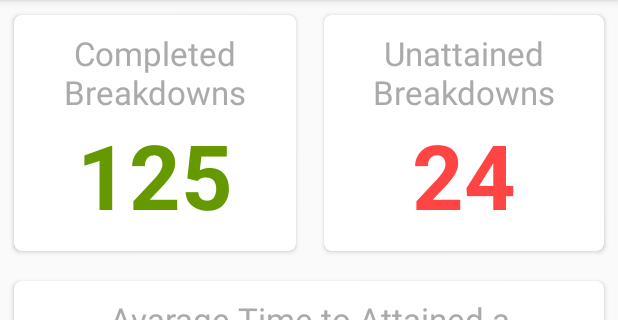
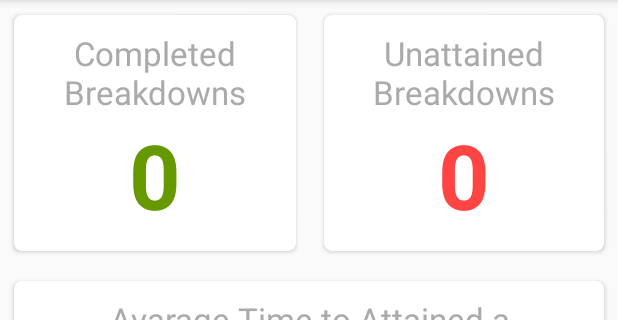
Before and after one commit to chiranthaj/BreakdownAssist, an Android app: the screen it shows after launch (MainActivity), on a phone screen of 412 x 824 dp, the part 84-404 px from its top. Run offline under Robolectric (Android 15) with nearby library versions, the phone set to English and light mode, and no system bars; libraries missing offline, so code that uses them is left out: com.facebook.stetho, org.eazegraph.lib; plain views replace FloatingSearchView, ValueLineChart; 18 statements that could not run were skipped.

Commit message:
dashboard count update

```diff
--- a/app/src/main/java/lk/steps/breakdownassist/Fragments/GmapFragment.java
+++ b/app/src/main/java/lk/steps/breakdownassist/Fragments/GmapFragment.java
@@ -349,7 +349,7 @@ public class GmapFragment extends Fragment implements OnMapReadyCallback, Google
     public void AddCustomerLocationToMap(String Account_Num) {
         Breakdown newBreakdown = dbHandler.ReadCustomer_by_ACCT_NUM(Account_Num);
         if (newBreakdown!=null){
-            Marker CreatedMarker=AddBreakDownToMap(newBreakdown,
+            Marker CreatedMarker = AddBreakDownToMap(newBreakdown,
                     BitmapDescriptorFactory.defaultMarker(BitmapDescriptorFactory.HUE_YELLOW));
             if (CreatedMarker!=null){
                 mMap.animateCamera(CameraUpdateFactory.newLatLng(CreatedMarker.getPosition()));
--- a/app/src/main/java/lk/steps/breakdownassist/Fragments/NewDashboardFragment.java
+++ b/app/src/main/java/lk/steps/breakdownassist/Fragments/NewDashboardFragment.java
@@ -4,9 +4,11 @@ package lk.steps.breakdownassist.Fragments;
 import android.app.Fragment;
 import android.os.Bundle;
 import android.support.annotation.Nullable;
+import android.util.Log;
 import android.view.LayoutInflater;
 import android.view.View;
 import android.view.ViewGroup;
+import android.widget.TextView;
 
 import org.eazegraph.lib.charts.BarChart;
 import org.eazegraph.lib.charts.ValueLineChart;
@@ -14,6 +16,8 @@ import org.eazegraph.lib.models.BarModel;
 import org.eazegraph.lib.models.ValueLinePoint;
 import org.eazegraph.lib.models.ValueLineSeries;
 
+import lk.steps.breakdownassist.Breakdown;
+import lk.steps.breakdownassist.MyDBHandler;
 import lk.steps.breakdownassist.R;
 
 public class NewDashboardFragment extends Fragment {
@@ -24,7 +28,28 @@ public class NewDashboardFragment extends Fragment {
     @Override
     public View onCreateView(LayoutInflater inflater, ViewGroup container, Bundle savedInstanceState) {
         mView = inflater.inflate( R.layout.fragment_dashboard_new,container,false);
+        refreshCounts();
+        DrawChart();
+        return mView;
+    }
 
+    @Override
+    public void onResume() {
+        super.onResume();
+        refreshCounts();
+    }
+
+    private void refreshCounts(){
+        MyDBHandler  dbHandler = new MyDBHandler(getActivity().getApplicationContext(), null, null, 1);
+        int counts[] = dbHandler.getBreakdownCounts();
+
+        TextView txtUnattainedCount = (TextView) mView.findViewById(R.id.txtUnattainedCount);
+        TextView txtCompletedCount = (TextView) mView.findViewById(R.id.txtCompletedCount);
+        txtCompletedCount.setText(String.valueOf(counts[0]));
+        txtUnattainedCount.setText(String.valueOf(counts[1]));
+    }
+
+    private void DrawChart(){
         /*BarChart mBarChart = (BarChart) mView.findViewById(R.id.chart);
         mBarChart.addBar(new BarModel(2.3f, 0xFF123456));
         mBarChart.addBar(new BarModel(2.f,  0xFF343456));
@@ -56,8 +81,5 @@ public class NewDashboardFragment extends Fragment {
 
         mCubicValueLineChart.addSeries(series);
         mCubicValueLineChart.startAnimation();
-
-        return mView;
     }
-
 }
--- a/app/src/main/java/lk/steps/breakdownassist/MyDBHandler.java
+++ b/app/src/main/java/lk/steps/breakdownassist/MyDBHandler.java
@@ -114,7 +114,26 @@ public class MyDBHandler extends SQLiteOpenHelper
         iResult=1; //Return Success
         return iResult;
     }
+    public int[] getBreakdownCounts()
+    {
+        SQLiteDatabase db = getWritableDatabase();
+        String query = "SELECT COUNT(*) AS TOTAL," +
+                        "SUM(CASE _Status  WHEN 1 THEN 1 ELSE 0 END) AS COMPLETED," +
+                        "SUM(CASE _Status  WHEN 0 THEN 1 ELSE 0 END) AS UNATTAINED" +
+                        " FROM BreakdownRecords;";
 
+        Cursor c = db.rawQuery(query, null);
+        c.moveToFirst();
+
+        int[] counts = new int[2];
+        if (!c.isAfterLast()){
+            counts[0] = c.getInt(c.getColumnIndex("COMPLETED"));
+            counts[1] = c.getInt(c.getColumnIndex("UNATTAINED"));
+        }
+        c.close();
+        db.close();
+        return counts;
+    }
     public void importGPSdata(String sDBPath)
     {
         SQLiteDatabase db = getWritableDatabase();
--- a/app/src/main/res/layout/fragment_dashboard_new.xml
+++ b/app/src/main/res/layout/fragment_dashboard_new.xml
@@ -16,7 +16,8 @@
                 android:layout_height="match_parent"
                 android:weightSum="1">
 
-                <android.support.v7.widget.CardView xmlns:android="http://schemas.android.com/apk/res/android"
+                <android.support.v7.widget.CardView
+                    xmlns:android="http://schemas.android.com/apk/res/android"
                     xmlns:card_view="http://schemas.android.com/apk/res-auto"
                     android:layout_width="match_parent"
                     android:layout_height="wrap_content"
@@ -47,14 +48,14 @@
                             android:textSize="22sp" />
 
                         <TextView
-                            android:id="@+id/text2"
+                            android:id="@+id/txtCompletedCount"
                             android:layout_width="wrap_content"
                             android:layout_height="wrap_content"
                             android:layout_alignParentEnd="true"
                             android:layout_alignParentStart="true"
                             android:layout_below="@+id/test1"
                             android:gravity="center_horizontal"
-                            android:text="125"
+                            android:text="119"
                             android:textColor="@android:color/holo_green_dark"
                             android:textSize="60sp"
                             android:textStyle="normal|bold" />
@@ -93,7 +94,7 @@
                             android:textSize="22sp" />
 
                         <TextView
-                            android:id="@+id/text4"
+                            android:id="@+id/txtUnattainedCount"
                             android:layout_width="wrap_content"
                             android:layout_height="wrap_content"
                             android:layout_alignParentEnd="true"
@@ -109,10 +110,11 @@
                 </android.support.v7.widget.CardView>
             </TableRow>
         </TableLayout>
+
         <TableLayout
+            android:id="@+id/layout2"
             android:layout_width="match_parent"
             android:layout_height="wrap_content"
-            android:id="@+id/layout2"
             android:layout_below="@+id/layout1">
 
             <TableRow
@@ -142,8 +144,8 @@
                             android:id="@+id/test5"
                             android:layout_width="wrap_content"
                             android:layout_height="wrap_content"
+                            android:layout_alignParentEnd="true"
                             android:layout_alignParentStart="true"
-                            android:layout_alignParentEnd="true"
                             android:layout_alignParentTop="true"
                             android:gravity="center_horizontal"
                             android:text="Avarage Time to Attained a Breakdown"
@@ -167,28 +169,29 @@
                 </android.support.v7.widget.CardView>
             </TableRow>
         </TableLayout>
+
         <android.support.v7.widget.CardView xmlns:android="http://schemas.android.com/apk/res/android"
             xmlns:card_view="http://schemas.android.com/apk/res-auto"
             android:layout_width="match_parent"
             android:layout_height="wrap_content"
+            android:layout_below="@+id/layout2"
             android:layout_margin="5dp"
             android:layout_weight="1"
-            android:layout_below="@+id/layout2"
             android:orientation="horizontal"
             card_view:cardCornerRadius="5dp"
             card_view:cardUseCompatPadding="true">
-            <org.eazegraph.lib.charts.ValueLineChart
-                xmlns:app="http://schemas.android.com/apk/res-auto"
+
+            <org.eazegraph.lib.charts.ValueLineChart xmlns:app="http://schemas.android.com/apk/res-auto"
                 android:id="@+id/chart"
-                android:layout_below="@+id/layout2"
                 android:layout_width="match_parent"
                 android:layout_height="match_parent"
                 android:layout_alignParentBottom="true"
+                android:layout_below="@+id/layout2"
                 android:padding="10dp"
+                app:egCurveSmoothness="0.4"
+                app:egLegendHeight="40dp"
                 app:egUseCubic="true"
-                app:egUseOverlapFill="true"
-                app:egCurveSmoothness="0.4"
-                app:egLegendHeight="40dp"/>
+                app:egUseOverlapFill="true" />
         </android.support.v7.widget.CardView>
 
 
```
